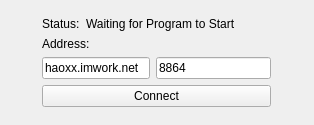
haoxingxing/Chess_Game, file client/mainnetworkmanger.ui: the form before one commit.
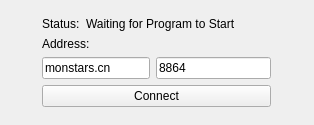
The form after the commit.

Diff of the .ui file:
```diff
--- a/client/mainnetworkmanger.ui
+++ b/client/mainnetworkmanger.ui
@@ -53,7 +53,7 @@
         <bool>true</bool>
        </property>
        <property name="text">
-        <string>haoxx.imwork.net</string>
+        <string>monstars.cn</string>
        </property>
       </widget>
      </item>
```
